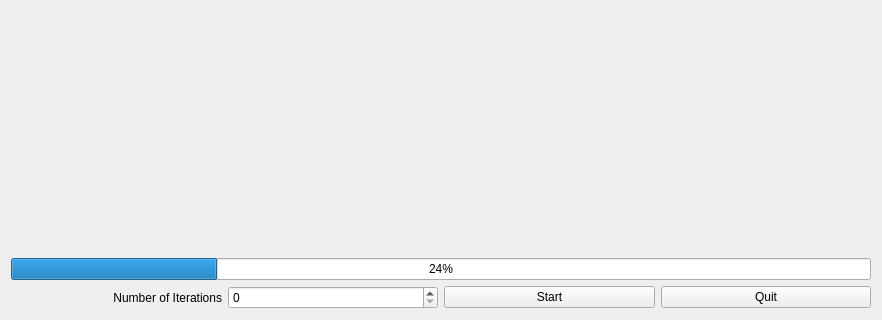
Qt form Aplikacja/Polak_Ribiere/mainwindow.ui (MacAndKaj/Theory_and_Methods_of_Optimization) before a commit; both pictures show x 0 to 882 and y 276 to 596 of the 882 by 596 pixel window.
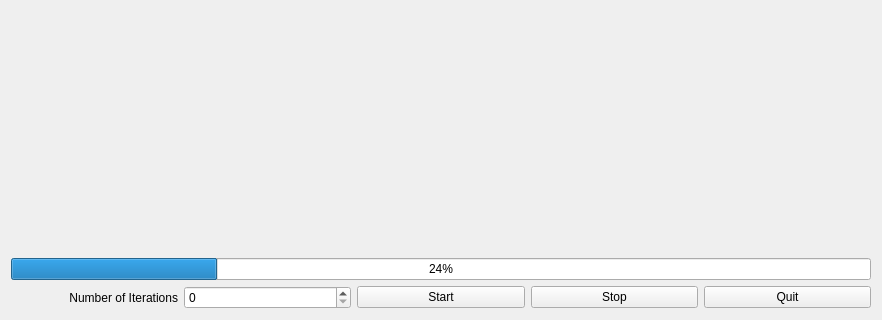
The same form after that commit.

The edit to the form file:
```diff
--- a/Aplikacja/Polak_Ribiere/mainwindow.ui
+++ b/Aplikacja/Polak_Ribiere/mainwindow.ui
@@ -73,6 +73,13 @@
           </property>
          </widget>
         </item>
+        <item>
+         <widget class="QPushButton" name="pushButton_StopShow">
+          <property name="text">
+           <string>Stop</string>
+          </property>
+         </widget>
+        </item>
         <item>
          <widget class="QPushButton" name="pushButton_quit">
           <property name="text">
```
Left out of the diff: 6 changed lines with no effect on the pictures.
